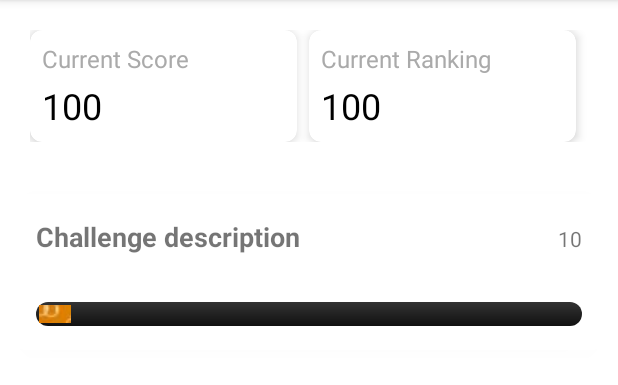
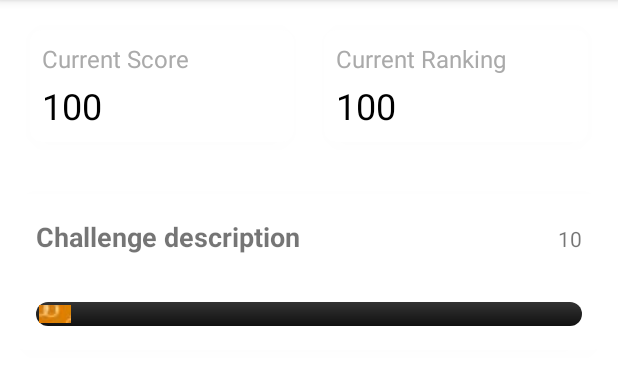
Before and after one commit to FelixWochele/Bierbock, an Android app: the ChallengeFragment screen opened through its navigation route, on a phone screen of 412 x 824 dp, the part 84-469 px from its top. Run offline under Robolectric (Android 15) with nearby library versions, the phone set to English and light mode, and no system bars; our stand-ins replace navigation-ui; pictures from the network do not load; 8 statements that could not run were skipped.

Commit message:
Challanges Design

```diff
--- a/app/src/main/res/layout/fragment_challenge.xml
+++ b/app/src/main/res/layout/fragment_challenge.xml
@@ -1,30 +1,25 @@
 <?xml version="1.0" encoding="utf-8"?>
 <LinearLayout xmlns:android="http://schemas.android.com/apk/res/android"
     xmlns:app="http://schemas.android.com/apk/res-auto"
+    xmlns:tools="http://schemas.android.com/tools"
     android:layout_width="match_parent"
     android:layout_height="match_parent"
     android:orientation="vertical"
     android:background="@android:color/white">
 
-    <androidx.constraintlayout.widget.ConstraintLayout
-        android:id="@+id/statistics_container"
+    <LinearLayout
         android:layout_width="match_parent"
         android:layout_height="wrap_content"
-        android:padding="20dp">
-
-        <LinearLayout
-            android:layout_width="fill_parent"
-            android:layout_height="fill_parent"
+        android:layout_gravity="center"
+        android:gravity="center"
         android:orientation="horizontal"
-            app:layout_constraintEnd_toEndOf="parent"
-            app:layout_constraintStart_toStartOf="parent"
-            app:layout_constraintTop_toTopOf="parent">
+        android:padding="10dp">
 
         <com.google.android.material.card.MaterialCardView
             android:id="@+id/current_score_card"
             android:layout_width="0dp"
             android:layout_height="wrap_content"
-                android:layout_marginEnd="8dp"
+            android:layout_margin="10dp"
             android:layout_weight="1"
             app:cardBackgroundColor="@android:color/white"
             app:cardCornerRadius="8dp"
@@ -61,7 +56,7 @@
             android:id="@+id/current_ranking_card"
             android:layout_width="0dp"
             android:layout_height="wrap_content"
-                android:layout_marginEnd="8dp"
+            android:layout_margin="10dp"
             android:layout_weight="1"
             app:cardBackgroundColor="@android:color/white"
             app:cardCornerRadius="8dp"
@@ -95,10 +90,6 @@
         </com.google.android.material.card.MaterialCardView>
 
     </LinearLayout>
-
-        <!-- Add more MaterialCardView blocks for additional statistics -->
-
-    </androidx.constraintlayout.widget.ConstraintLayout>
 
     <androidx.recyclerview.widget.RecyclerView
         android:id="@+id/challenge_recycler_view"
```
Lines whose indentation alone changed are shown as unchanged.
